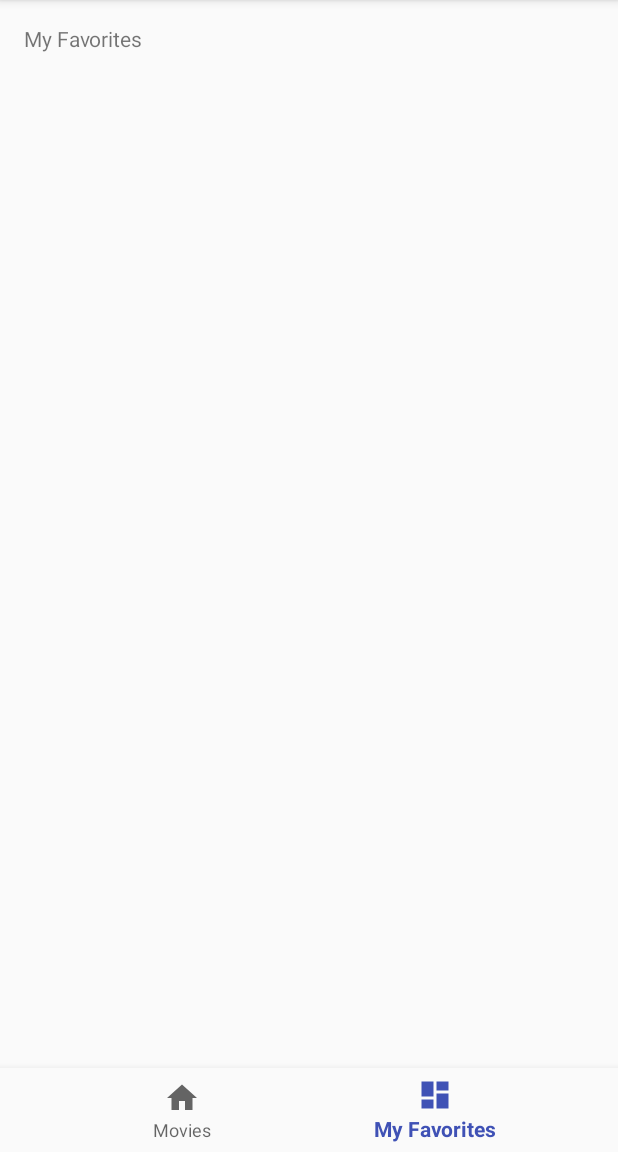
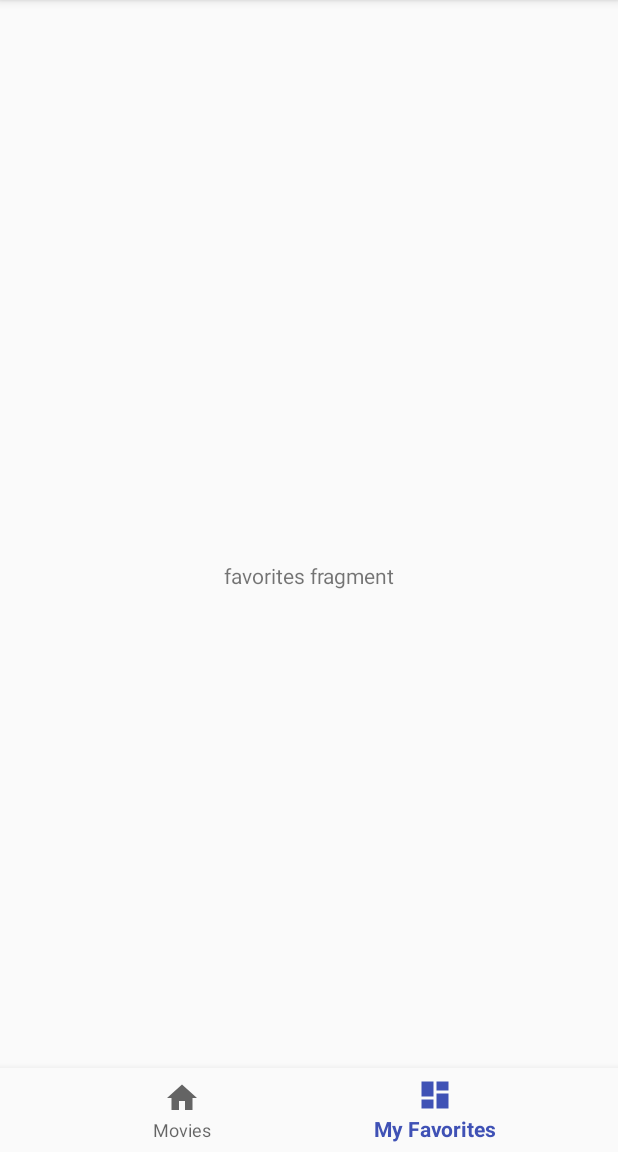
Before and after one commit to Vtiwarie/New_York_Times_Demo, an Android app: the screen it shows after launch (MainActivity before the commit, NavigationActivity after it), item 2 of the bottom bar chosen, on a phone screen of 412 x 824 dp, the part 84-1236 px from its top. Run offline under Robolectric (Android 15) with nearby library versions, the phone set to English and light mode, and no system bars.

Commit message:
added base fragments

```diff
--- a/app/build.gradle
+++ b/app/build.gradle
@@ -9,7 +9,7 @@ android {
         versionCode 1
         versionName "1.0"
         testInstrumentationRunner "android.support.test.runner.AndroidJUnitRunner"
-        vectorDrawables.useSupportLibrary= true
+        vectorDrawables.useSupportLibrary = true
     }
     buildTypes {
         release {
@@ -24,6 +24,7 @@ dependencies {
     implementation 'com.android.support.constraint:constraint-layout:1.0.2'
     implementation 'io.reactivex.rxjava2:rxjava:2.1.7'
     implementation 'com.squareup.okhttp3:okhttp:3.9.1'
+    implementation 'com.android.support:support-v4:27.0.2'
     testImplementation 'junit:junit:4.12'
     androidTestImplementation 'com.android.support.test:runner:1.0.1'
     androidTestImplementation 'com.android.support.test.espresso:espresso-core:3.0.1'
--- a/app/src/main/AndroidManifest.xml
+++ b/app/src/main/AndroidManifest.xml
@@ -10,7 +10,7 @@
         android:supportsRtl="true"
         android:theme="@style/AppTheme">
         <activity
-            android:name=".MainActivity"
+            android:name=".ui.navigation.NavigationActivity"
             android:label="@string/app_name"
             android:screenOrientation="portrait">
             <intent-filter>
@@ -19,6 +19,7 @@
                 <category android:name="android.intent.category.LAUNCHER" />
             </intent-filter>
         </activity>
+        <activity android:name=".ui.base.BaseSingleFragmentActivity"></activity>
     </application>
 
 </manifest>
--- a/app/src/main/java/demo/nytimes/vishaan/com/newyorktimesdemo/MainActivity.java
+++ /dev/null
@@ -1,41 +0,0 @@
-package demo.nytimes.vishaan.com.newyorktimesdemo;
-
-import android.os.Bundle;
-import android.support.annotation.NonNull;
-import android.support.design.widget.BottomNavigationView;
-import android.support.v7.app.AppCompatActivity;
-import android.view.MenuItem;
-import android.widget.TextView;
-
-public class MainActivity extends AppCompatActivity {
-
-    private TextView mTextMessage;
-
-    private BottomNavigationView.OnNavigationItemSelectedListener mOnNavigationItemSelectedListener
-            = new BottomNavigationView.OnNavigationItemSelectedListener() {
-
-        @Override
-        public boolean onNavigationItemSelected(@NonNull MenuItem item) {
-            switch (item.getItemId()) {
-                case R.id.navigation_home:
-                    mTextMessage.setText(R.string.title_movies);
-                    return true;
-                case R.id.navigation_dashboard:
-                    mTextMessage.setText(R.string.title_favorites);
-                    return true;
-            }
-            return false;
-        }
-    };
-
-    @Override
-    protected void onCreate(Bundle savedInstanceState) {
-        super.onCreate(savedInstanceState);
-        setContentView(R.layout.activity_main);
-
-        mTextMessage = (TextView) findViewById(R.id.message);
-        BottomNavigationView navigation = (BottomNavigationView) findViewById(R.id.navigation);
-        navigation.setOnNavigationItemSelectedListener(mOnNavigationItemSelectedListener);
-    }
-
-}
--- /dev/null
+++ b/app/src/main/java/demo/nytimes/vishaan/com/newyorktimesdemo/classes/ServerManager.java
@@ -0,0 +1,19 @@
+package demo.nytimes.vishaan.com.newyorktimesdemo.classes;
+
+/**
+ * Created by vishaantiwarie on 12/10/17.
+ */
+
+public class ServerManager {
+    private static ServerManager instance;
+
+    private ServerManager() {
+    }
+
+    public static ServerManager getInstance() {
+        if (instance == null) {
+            instance = new ServerManager();
+        }
+        return instance;
+    }
+}
--- /dev/null
+++ b/app/src/main/java/demo/nytimes/vishaan/com/newyorktimesdemo/ui/base/BaseFragment.java
@@ -0,0 +1,16 @@
+package demo.nytimes.vishaan.com.newyorktimesdemo.ui.base;
+
+
+import android.support.v4.app.Fragment;
+
+/**
+ * Always good practice to create a base fragment
+ */
+public abstract class BaseFragment extends Fragment {
+
+
+    public BaseFragment() {
+        // Required empty public constructor
+    }
+
+}
--- /dev/null
+++ b/app/src/main/java/demo/nytimes/vishaan/com/newyorktimesdemo/ui/base/BaseSingleFragmentActivity.java
@@ -0,0 +1,26 @@
+package demo.nytimes.vishaan.com.newyorktimesdemo.ui.base;
+
+import android.os.Bundle;
+import android.support.v4.app.Fragment;
+import android.support.v4.app.FragmentManager;
+import android.support.v7.app.AppCompatActivity;
+
+public abstract class BaseSingleFragmentActivity extends AppCompatActivity {
+
+    @Override
+    protected void onCreate(Bundle savedInstanceState) {
+        super.onCreate(savedInstanceState);
+        changeFragment(createInitialFragment());
+    }
+
+    protected void changeFragment(Fragment fragment) {
+        FragmentManager fragmentManager = getSupportFragmentManager();
+
+        fragmentManager.beginTransaction()
+                .replace(getFragmentId(), fragment)
+                .commit();
+    }
+
+    protected abstract Fragment createInitialFragment();
+    protected abstract int getFragmentId();
+}
--- /dev/null
+++ b/app/src/main/java/demo/nytimes/vishaan/com/newyorktimesdemo/ui/navigation/NavigationActivity.java
@@ -0,0 +1,55 @@
+package demo.nytimes.vishaan.com.newyorktimesdemo.ui.navigation;
+
+import android.os.Bundle;
+import android.support.annotation.NonNull;
+import android.support.design.widget.BottomNavigationView;
+import android.support.v4.app.Fragment;
+import android.view.MenuItem;
+
+import demo.nytimes.vishaan.com.newyorktimesdemo.R;
+import demo.nytimes.vishaan.com.newyorktimesdemo.ui.base.BaseSingleFragmentActivity;
+import demo.nytimes.vishaan.com.newyorktimesdemo.ui.navigation.favorites.FavoritesFragment;
+import demo.nytimes.vishaan.com.newyorktimesdemo.ui.navigation.movies.MovieReviewsFragment;
+
+public class NavigationActivity extends BaseSingleFragmentActivity {
+
+    private BottomNavigationView.OnNavigationItemSelectedListener mOnNavigationItemSelectedListener
+            = new BottomNavigationView.OnNavigationItemSelectedListener() {
+
+        @Override
+        public boolean onNavigationItemSelected(@NonNull MenuItem item) {
+            Fragment fragment = null;
+            switch (item.getItemId()) {
+                case R.id.navigation_movies:
+                    fragment = MovieReviewsFragment.newInstance();
+                    break;
+                case R.id.navigation_favorites:
+                    fragment = FavoritesFragment.newInstance();
+                    break;
+            }
+            if(fragment != null) {
+                changeFragment(fragment);
+            }
+            return true;
+        }
+    };
+
+    @Override
+    protected void onCreate(Bundle savedInstanceState) {
+        super.onCreate(savedInstanceState);
+        setContentView(R.layout.activity_main);
+
+        BottomNavigationView navigation = (BottomNavigationView) findViewById(R.id.navigation);
+        navigation.setOnNavigationItemSelectedListener(mOnNavigationItemSelectedListener);
+    }
+
+    @Override
+    protected Fragment createInitialFragment() {
+        return MovieReviewsFragment.newInstance();
+    }
+
+    @Override
+    protected int getFragmentId() {
+        return R.id.fragment_container;
+    }
+}
--- /dev/null
+++ b/app/src/main/java/demo/nytimes/vishaan/com/newyorktimesdemo/ui/navigation/favorites/FavoritesFragment.java
@@ -0,0 +1,38 @@
+package demo.nytimes.vishaan.com.newyorktimesdemo.ui.navigation.favorites;
+
+
+import android.os.Bundle;
+import android.support.v4.app.Fragment;
+import android.view.LayoutInflater;
+import android.view.View;
+import android.view.ViewGroup;
+import android.widget.TextView;
+
+import demo.nytimes.vishaan.com.newyorktimesdemo.R;
+import demo.nytimes.vishaan.com.newyorktimesdemo.ui.base.BaseFragment;
+import demo.nytimes.vishaan.com.newyorktimesdemo.ui.navigation.movies.MovieReviewsFragment;
+
+/**
+ * My Favorites fragment
+ */
+public class FavoritesFragment extends BaseFragment {
+
+
+    public FavoritesFragment() {
+        // Required empty public constructor
+    }
+
+    public static FavoritesFragment newInstance() {
+        FavoritesFragment fragment = new FavoritesFragment();
+        Bundle args = new Bundle();
+        fragment.setArguments(args);
+        return fragment;
+    }
+
+    @Override
+    public View onCreateView(LayoutInflater inflater, ViewGroup container,
+                             Bundle savedInstanceState) {
+        View view = inflater.inflate(R.layout.fragment_favorites, container, false);
+        return view;
+    }
+}
--- /dev/null
+++ b/app/src/main/java/demo/nytimes/vishaan/com/newyorktimesdemo/ui/navigation/movies/MovieReviewsFragment.java
@@ -0,0 +1,31 @@
+package demo.nytimes.vishaan.com.newyorktimesdemo.ui.navigation.movies;
+
+import android.os.Bundle;
+import android.view.LayoutInflater;
+import android.view.View;
+import android.view.ViewGroup;
+
+import demo.nytimes.vishaan.com.newyorktimesdemo.R;
+import demo.nytimes.vishaan.com.newyorktimesdemo.ui.base.BaseFragment;
+
+public class MovieReviewsFragment extends BaseFragment {
+
+    public MovieReviewsFragment() {
+        // Required empty public constructor
+    }
+
+    public static MovieReviewsFragment newInstance() {
+        MovieReviewsFragment fragment = new MovieReviewsFragment();
+        Bundle args = new Bundle();
+        fragment.setArguments(args);
+        return fragment;
+    }
+
+    @Override
+    public View onCreateView(LayoutInflater inflater, ViewGroup container,
+                             Bundle savedInstanceState) {
+        // Inflate the layout for this fragment
+        View view = inflater.inflate(R.layout.fragment_movie_reviews, container, false);
+        return view;
+    }
+}
--- a/app/src/main/res/layout/activity_main.xml
+++ b/app/src/main/res/layout/activity_main.xml
@@ -5,18 +5,12 @@
     xmlns:tools="http://schemas.android.com/tools"
     android:layout_width="match_parent"
     android:layout_height="match_parent"
-    tools:context="demo.nytimes.vishaan.com.newyorktimesdemo.MainActivity">
+    tools:context="demo.nytimes.vishaan.com.newyorktimesdemo.ui.navigation.NavigationActivity">
 
-    <TextView
-        android:id="@+id/message"
-        android:layout_width="wrap_content"
-        android:layout_height="wrap_content"
-        android:layout_marginLeft="@dimen/activity_horizontal_margin"
-        android:layout_marginStart="@dimen/activity_horizontal_margin"
-        android:layout_marginTop="@dimen/activity_vertical_margin"
-        android:text="@string/title_movies"
-        app:layout_constraintLeft_toLeftOf="parent"
-        app:layout_constraintTop_toTopOf="parent" />
+    <FrameLayout
+        android:id="@+id/fragment_container"
+        android:layout_width="match_parent"
+        android:layout_height="match_parent"/>
 
     <android.support.design.widget.BottomNavigationView
         android:id="@+id/navigation"
--- /dev/null
+++ b/app/src/main/res/layout/fragment_favorites.xml
@@ -0,0 +1,13 @@
+<FrameLayout xmlns:android="http://schemas.android.com/apk/res/android"
+    xmlns:tools="http://schemas.android.com/tools"
+    android:layout_width="match_parent"
+    android:layout_height="match_parent"
+    tools:context="demo.nytimes.vishaan.com.newyorktimesdemo.ui.navigation.favorites.FavoritesFragment">
+
+    <TextView
+        android:layout_width="match_parent"
+        android:layout_height="match_parent"
+        android:gravity="center"
+        android:text="favorites fragment" />
+
+</FrameLayout>
--- /dev/null
+++ b/app/src/main/res/layout/fragment_movie_reviews.xml
@@ -0,0 +1,12 @@
+<FrameLayout xmlns:android="http://schemas.android.com/apk/res/android"
+    xmlns:tools="http://schemas.android.com/tools"
+    android:layout_width="match_parent"
+    android:layout_height="match_parent"
+    tools:context="demo.nytimes.vishaan.com.newyorktimesdemo.ui.navigation.movies.MovieReviewsFragment">
+
+    <TextView
+        android:layout_width="match_parent"
+        android:layout_height="match_parent"
+        android:gravity="center"
+        android:text="movie reviews fragment"/>
+</FrameLayout>
--- a/app/src/main/res/menu/navigation.xml
+++ b/app/src/main/res/menu/navigation.xml
@@ -2,12 +2,12 @@
 <menu xmlns:android="http://schemas.android.com/apk/res/android">
 
     <item
-        android:id="@+id/navigation_home"
+        android:id="@+id/navigation_movies"
         android:icon="@drawable/ic_home_black_24dp"
         android:title="@string/title_movies" />
 
     <item
-        android:id="@+id/navigation_dashboard"
+        android:id="@+id/navigation_favorites"
         android:icon="@drawable/ic_dashboard_black_24dp"
         android:title="@string/title_favorites" />
 </menu>
```
